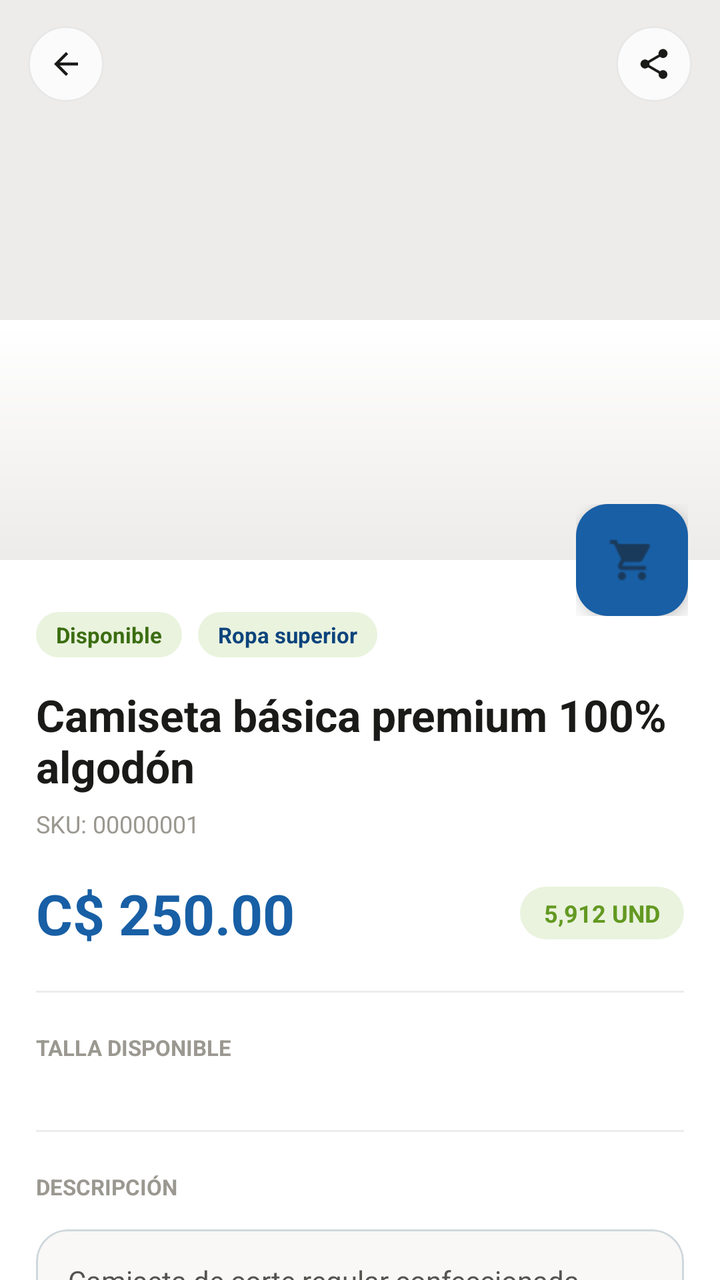
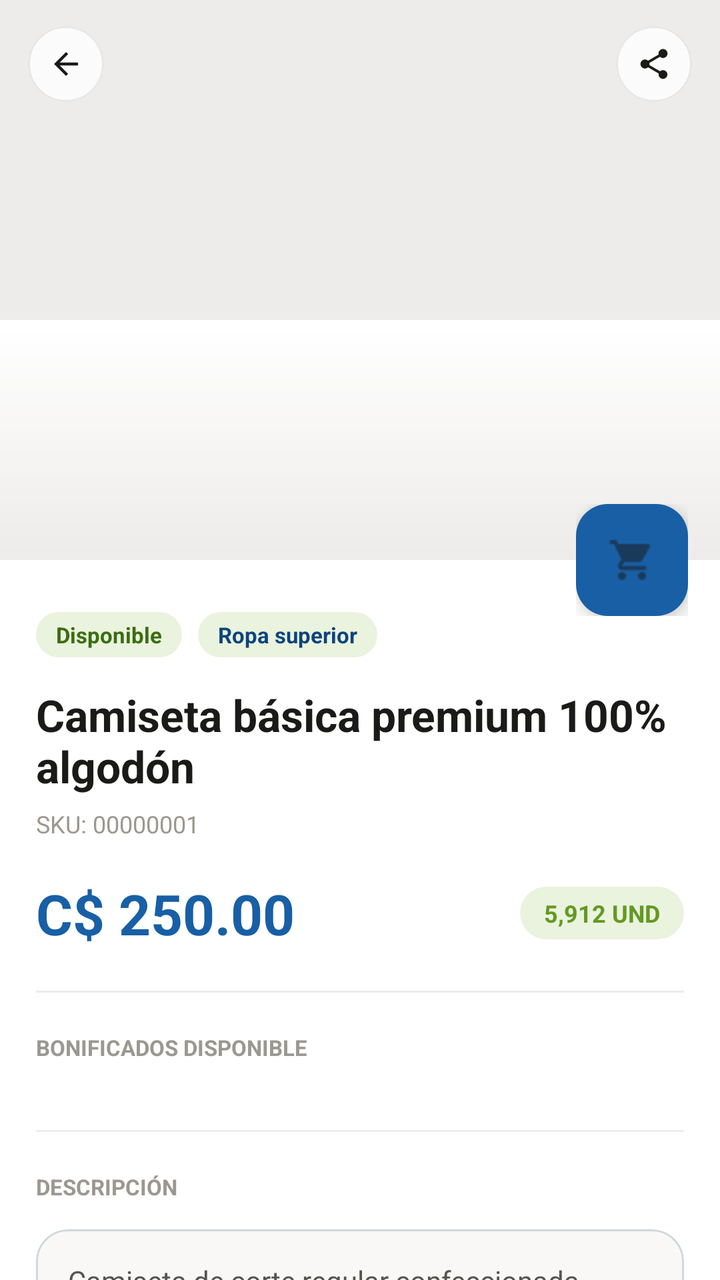

The first picture is an Android layout as it rendered before a commit; the second is the same layout after the commit. The layout source and the unified diff follow.
<!-- AndroidManifest.xml: application theme Theme.GMV -->
<!-- res/layout/activity_product_detail.xml -->
<?xml version="1.0" encoding="utf-8"?>
<androidx.coordinatorlayout.widget.CoordinatorLayout
    xmlns:android="http://schemas.android.com/apk/res/android"
    xmlns:app="http://schemas.android.com/apk/res-auto"
    xmlns:tools="http://schemas.android.com/tools"
    android:id="@+id/main"
    android:layout_width="match_parent"
    android:layout_height="match_parent"
    android:background="#F5F5F7"
    android:fitsSystemWindows="true">

    <com.google.android.material.appbar.AppBarLayout
        android:id="@+id/app_bar_layout"
        android:layout_width="match_parent"
        android:layout_height="wrap_content"
        android:fitsSystemWindows="true"
        android:theme="@style/ThemeOverlay.AppCompat.Dark.ActionBar">

        <com.google.android.material.appbar.CollapsingToolbarLayout
            android:layout_width="match_parent"
            android:layout_height="280dp"
            android:fitsSystemWindows="true"
            app:contentScrim="@color/colorUmkPrimary"
            app:layout_scrollFlags="scroll|exitUntilCollapsed"
            app:statusBarScrim="@color/colorUmkPrimaryDark"
            app:titleEnabled="false">

            <ImageView
                android:id="@+id/imgProduct"
                android:layout_width="match_parent"
                android:layout_height="match_parent"
                android:background="#EEECEA"
                android:fitsSystemWindows="true"
                android:scaleType="centerCrop"
                android:src="@drawable/ic_placeholder_product"
                app:layout_collapseMode="parallax"
                tools:ignore="ContentDescription" />

            
            <View
                android:layout_width="match_parent"
                android:layout_height="120dp"
                android:layout_gravity="bottom"
                android:background="@drawable/bg_gradient_bottom"
                app:layout_collapseMode="pin" />

            
            <LinearLayout
                android:layout_width="match_parent"
                android:layout_height="?attr/actionBarSize"
                android:layout_gravity="top"
                android:gravity="center_vertical"
                android:orientation="horizontal"
                android:paddingHorizontal="14dp"
                app:layout_collapseMode="pin">

                <com.google.android.material.card.MaterialCardView
                    android:id="@+id/btnBack"
                    android:layout_width="38dp"
                    android:layout_height="38dp"
                    app:cardBackgroundColor="#CCFFFFFF"
                    app:cardCornerRadius="19dp"
                    app:cardElevation="0dp"
                    app:strokeColor="#14000000"
                    app:strokeWidth="1dp">

                    <ImageView
                        android:layout_width="18dp"
                        android:layout_height="18dp"
                        android:layout_gravity="center"
                        android:src="@drawable/ic_arrow_back"
                        app:tint="#1A1A18" />
                </com.google.android.material.card.MaterialCardView>

                <View
                    android:layout_width="0dp"
                    android:layout_height="1dp"
                    android:layout_weight="1" />

                <com.google.android.material.card.MaterialCardView
                    android:id="@+id/btnShare"
                    android:layout_width="38dp"
                    android:layout_height="38dp"
                    app:cardBackgroundColor="#CCFFFFFF"
                    app:cardCornerRadius="19dp"
                    app:cardElevation="0dp"
                    app:strokeColor="#14000000"
                    app:strokeWidth="1dp">

                    <ImageView
                        android:layout_width="18dp"
                        android:layout_height="18dp"
                        android:layout_gravity="center"
                        android:src="@drawable/ic_share"
                        app:tint="#1A1A18" />
                </com.google.android.material.card.MaterialCardView>

            </LinearLayout>

        </com.google.android.material.appbar.CollapsingToolbarLayout>

    </com.google.android.material.appbar.AppBarLayout>

    <androidx.core.widget.NestedScrollView
        android:layout_width="match_parent"
        android:layout_height="match_parent"
        android:background="@android:color/white"
        android:clipToPadding="false"
        android:scrollbars="none"
        app:layout_behavior="@string/appbar_scrolling_view_behavior">

        <LinearLayout
            android:layout_width="match_parent"
            android:layout_height="wrap_content"
            android:orientation="vertical"
            android:paddingHorizontal="18dp"
            android:paddingTop="26dp"
            android:paddingBottom="24dp">

            
            <LinearLayout
                android:layout_width="wrap_content"
                android:layout_height="wrap_content"
                android:orientation="horizontal">

                <TextView
                    android:layout_width="wrap_content"
                    android:layout_height="wrap_content"
                    android:background="@drawable/bg_badge_green"
                    android:paddingHorizontal="10dp"
                    android:paddingVertical="4dp"
                    android:text="Disponible"
                    android:textColor="#3B6D11"
                    android:textSize="11sp"
                    android:textStyle="bold" />

                <TextView
                    android:layout_width="wrap_content"
                    android:layout_height="wrap_content"
                    android:layout_marginStart="8dp"
                    android:background="@drawable/bg_badge_blue"
                    android:paddingHorizontal="10dp"
                    android:paddingVertical="4dp"
                    android:text="Ropa superior"
                    android:textColor="#0C447C"
                    android:textSize="11sp"
                    android:textStyle="bold" />
            </LinearLayout>

            
            <TextView
                android:id="@+id/productName"
                android:layout_width="match_parent"
                android:layout_height="wrap_content"
                android:layout_marginTop="14dp"
                android:text="Camiseta básica premium 100% algodón"
                android:textColor="#1A1A18"
                android:textSize="22sp"
                android:textStyle="bold" />

            
            <TextView
                android:id="@+id/productSku"
                android:layout_width="wrap_content"
                android:layout_height="wrap_content"
                android:layout_marginTop="6dp"
                android:text="SKU: 00000001"
                android:textColor="#9A9890"
                android:textSize="12sp" />

            
            <LinearLayout
                android:layout_width="match_parent"
                android:layout_height="wrap_content"
                android:layout_marginTop="18dp"
                android:gravity="center_vertical"
                android:orientation="horizontal">

                <TextView
                    android:id="@+id/productPrice"
                    android:layout_width="0dp"
                    android:layout_height="wrap_content"
                    android:layout_weight="1"
                    android:text="C$ 250.00"
                    android:textColor="#185FA5"
                    android:textSize="28sp"
                    android:textStyle="bold" />

                <TextView
                    android:id="@+id/productQuantity"
                    android:layout_width="wrap_content"
                    android:layout_height="wrap_content"
                    android:background="@drawable/bg_stock"
                    android:paddingHorizontal="12dp"
                    android:paddingVertical="5dp"
                    android:text="5,912 UND"
                    android:textColor="#639922"
                    android:textSize="12sp"
                    android:textStyle="bold" />
            </LinearLayout>

            
            <View
                android:layout_width="match_parent"
                android:layout_height="1dp"
                android:layout_marginVertical="20dp"
                android:background="#EEECEA" />

            
            <TextView
                android:layout_width="wrap_content"
                android:layout_height="wrap_content"
                android:text="TALLA DISPONIBLE"
                android:textAllCaps="true"
                android:textColor="#9A9890"
                android:textSize="11sp"
                android:textStyle="bold" />

            <HorizontalScrollView
                android:layout_width="match_parent"
                android:layout_height="wrap_content"
                android:layout_marginTop="14dp"
                android:scrollbars="none">

                <LinearLayout
                    android:id="@+id/bonusContainer"
                    android:layout_width="wrap_content"
                    android:layout_height="wrap_content"
                    android:orientation="horizontal" />

            </HorizontalScrollView>

            
            <View
                android:layout_width="match_parent"
                android:layout_height="1dp"
                android:layout_marginVertical="20dp"
                android:background="#EEECEA" />

            
            <TextView
                android:layout_width="wrap_content"
                android:layout_height="wrap_content"
                android:text="DESCRIPCIÓN"
                android:textAllCaps="true"
                android:textColor="#9A9890"
                android:textSize="11sp"
                android:textStyle="bold" />

            <com.google.android.material.card.MaterialCardView
                android:layout_width="match_parent"
                android:layout_height="wrap_content"
                android:layout_marginTop="14dp"
                app:cardBackgroundColor="#F9F8F6"
                app:cardCornerRadius="16dp"
                app:cardElevation="0dp">

                <TextView
                    android:id="@+id/productDescription"
                    android:layout_width="match_parent"
                    android:layout_height="wrap_content"
                    android:padding="16dp"
                    android:lineSpacingExtra="4dp"
                    android:text="Camiseta de corte regular confeccionada en algodón 100% peinado. Cuello redondo reforzado, costuras dobles en mangas y bajo."
                    android:textColor="#555450"
                    android:textSize="14sp" />
            </com.google.android.material.card.MaterialCardView>

            
            <com.google.android.material.button.MaterialButton
                android:id="@+id/btnAdd"
                android:layout_width="match_parent"
                android:layout_height="56dp"
                android:layout_marginTop="24dp"
                android:text="Agregar al pedido"
                android:textAllCaps="false"
                android:textColor="@android:color/white"
                android:textSize="15sp"
                android:textStyle="bold"
                app:backgroundTint="#1A2B4A"
                app:cornerRadius="16dp"
                app:icon="@drawable/ic_cart"
                app:iconGravity="textStart"
                app:iconPadding="10dp" />

            <TextView
                android:id="@+id/hintText"
                android:layout_width="match_parent"
                android:layout_height="wrap_content"
                android:layout_marginTop="12dp"
                android:gravity="center"
                android:text="Selecciona una talla para continuar"
                android:textColor="#9A9890"
                android:textSize="12sp" />

        </LinearLayout>

    </androidx.core.widget.NestedScrollView>

    <FrameLayout
        android:layout_width="wrap_content"
        android:layout_height="wrap_content"
        android:layout_margin="16dp"
        app:layout_anchor="@id/app_bar_layout"
        app:layout_anchorGravity="bottom|right|end">

        <com.google.android.material.floatingactionbutton.FloatingActionButton
            android:id="@+id/fabCart"
            android:layout_width="wrap_content"
            android:layout_height="wrap_content"
            android:clickable="true"
            android:focusable="true"
            android:src="@drawable/ic_cart"
            android:tint="@android:color/white"
            app:backgroundTint="#185FA5"
            app:fabSize="normal" />

        <TextView
            android:id="@+id/cartBadge"
            android:layout_width="20dp"
            android:layout_height="20dp"
            android:layout_gravity="top|end"
            android:background="@drawable/bg_circle_red"
            android:gravity="center"
            android:text="0"
            android:textColor="@android:color/white"
            android:textSize="9sp"
            android:textStyle="bold"
            android:visibility="gone" />

    </FrameLayout>

</androidx.coordinatorlayout.widget.CoordinatorLayout>
<!-- resources referenced by this layout -->
<resources>
  <color name="colorUmkPrimary">#006690</color>
  <color name="colorUmkPrimaryDark">#003044</color>
  <!-- drawable bg_badge_blue (drawable) -->
  <shape xmlns:android="http://schemas.android.com/apk/res/android">
      <solid android:color="#EAF3DE"/>
      <corners android:radius="20dp"/>
  </shape>
  <!-- drawable bg_badge_green (drawable) -->
  <shape xmlns:android="http://schemas.android.com/apk/res/android">
      <solid android:color="#EAF3DE"/>
      <corners android:radius="20dp"/>
  </shape>
  <!-- drawable bg_gradient_bottom (drawable) -->
  <shape xmlns:android="http://schemas.android.com/apk/res/android">
      <gradient
          android:angle="270"
          android:startColor="#FFFFFFFF"
          android:endColor="#00FFFFFF"/>
  </shape>
  <!-- drawable bg_stock (drawable) -->
  <shape xmlns:android="http://schemas.android.com/apk/res/android">
      <solid android:color="#EAF3DE"/>
      <corners android:radius="20dp"/>
  </shape>
  <!-- drawable ic_placeholder_product (drawable) -->
  <?xml version="1.0" encoding="utf-8"?>
  <selector xmlns:android="http://schemas.android.com/apk/res/android">
  
  </selector>
  <style name="Theme.GMV" parent="Base.Theme.GMV" />
  <color name="primary">#337AB7</color>
  <color name="on_primary">#FFFFFF</color>
  <color name="primary_container">#D6E4F0</color>
  <color name="on_primary_container">#1A3A5C</color>
  <color name="secondary">#3A539B</color>
  <color name="on_secondary">#FFFFFF</color>
  <color name="secondary_container">#D6DCE8</color>
  <color name="on_secondary_container">#1C2A5C</color>
  <color name="tertiary">#7E57C2</color>
  <color name="on_tertiary">#FFFFFF</color>
  <color name="tertiary_container">#EDE7F6</color>
  <color name="on_tertiary_container">#311B92</color>
  <color name="error">#EF5350</color>
  <color name="on_error">#FFFFFF</color>
  <color name="error_container">#FFEBEE</color>
  <color name="on_error_container">#B71C1C</color>
  <color name="background">#F2F2F2</color>
  <color name="on_background">#000000</color>
  <color name="surface">#E7E7E7</color>
  <color name="on_surface">#000000</color>
  <color name="surface_variant">#D4D4D4</color>
  <color name="on_surface_variant">#535353</color>
  <color name="outline">#B0BEC5</color>
  <color name="outline_variant">#CFD8DC</color>
  <style name="TextAppearance.M3.DisplaySmall">
          <item name="android:textSize">36sp</item>
          <item name="android:letterSpacing">0</item>
          <item name="android:lineHeight">44sp</item>
          <item name="android:fontFamily">sans-serif</item>
      </style>
  <style name="TextAppearance.M3.HeadlineSmall">
          <item name="android:textSize">24sp</item>
          <item name="android:letterSpacing">0</item>
          <item name="android:lineHeight">32sp</item>
          <item name="android:fontFamily">sans-serif</item>
      </style>
  <style name="TextAppearance.M3.TitleLarge">
          <item name="android:textSize">22sp</item>
          <item name="android:letterSpacing">0</item>
          <item name="android:lineHeight">28sp</item>
          <item name="android:fontFamily">sans-serif</item>
      </style>
  <style name="TextAppearance.M3.BodyLarge">
          <item name="android:textSize">16sp</item>
          <item name="android:letterSpacing">0.5</item>
          <item name="android:lineHeight">24sp</item>
          <item name="android:fontFamily">sans-serif</item>
      </style>
  <style name="TextAppearance.M3.BodyMedium">
          <item name="android:textSize">14sp</item>
          <item name="android:letterSpacing">0.25</item>
          <item name="android:lineHeight">20sp</item>
          <item name="android:fontFamily">sans-serif</item>
      </style>
  <style name="TextAppearance.M3.BodySmall">
          <item name="android:textSize">12sp</item>
          <item name="android:letterSpacing">0.4</item>
          <item name="android:lineHeight">16sp</item>
          <item name="android:fontFamily">sans-serif</item>
      </style>
  <!-- unchanged entries left out for length: 14 -->
</resources>

<!-- the commit's change to res/layout/activity_product_detail.xml (unified diff, before → after) -->
@@ -210,7 +210,7 @@
             <TextView
                 android:layout_width="wrap_content"
                 android:layout_height="wrap_content"
-                android:text="TALLA DISPONIBLE"
+                android:text="BONIFICADOS DISPONIBLE"
                 android:textAllCaps="true"
                 android:textColor="#9A9890"
                 android:textSize="11sp"
@@ -289,7 +289,7 @@
                 android:layout_height="wrap_content"
                 android:layout_marginTop="12dp"
                 android:gravity="center"
-                android:text="Selecciona una talla para continuar"
+                android:text="Bonificado Seleccionado"
                 android:textColor="#9A9890"
                 android:textSize="12sp" />
 
